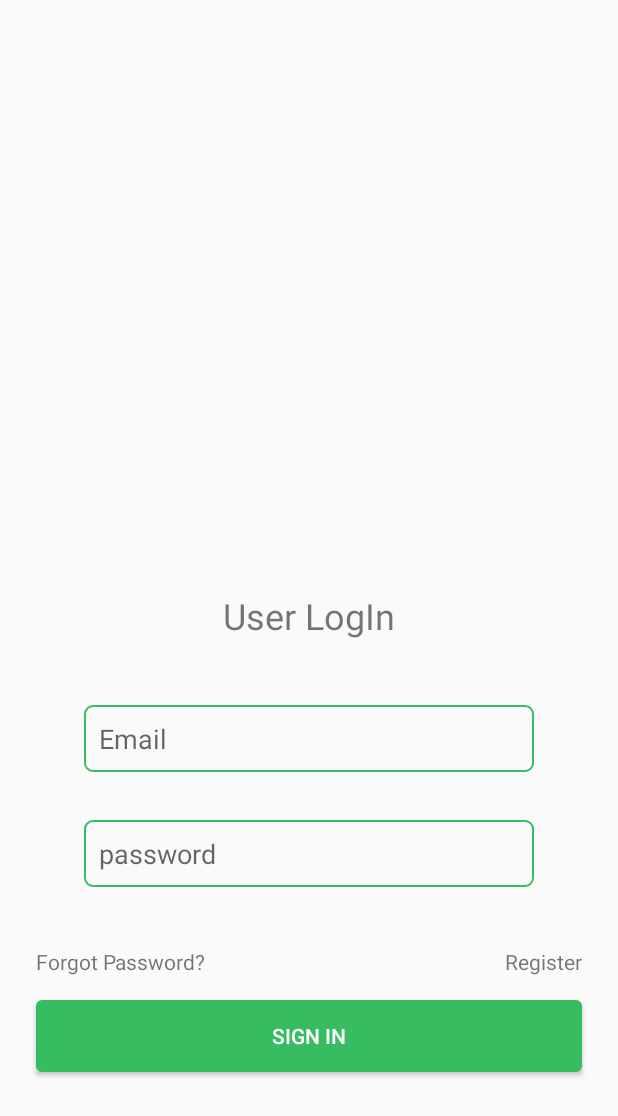
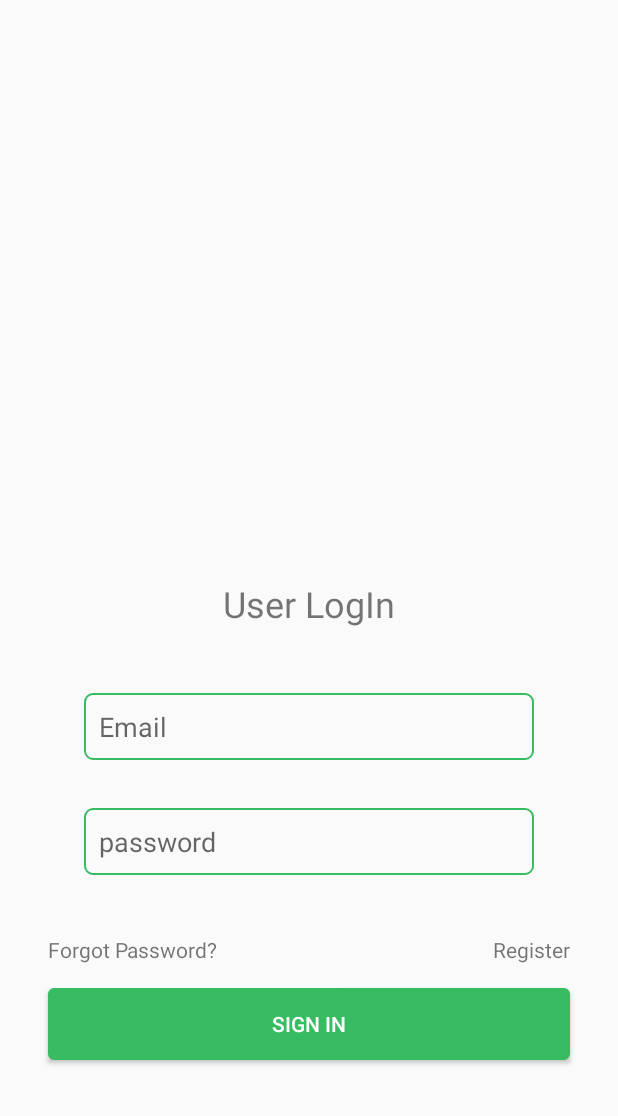
Before and after one commit to Robbie08/ParkSmart, an Android app: the screen it shows after launch (User_LogIn), on a phone screen of 412 x 824 dp. Shown: the top 1116 px of the screen. Run offline under Robolectric (Android 15) with nearby library versions, the phone set to English and light mode, and no system bars; our stand-ins replace Firebase (no records; nobody signed in at launch, a user with empty details on screens opened directly); 1 statement that could not run was skipped.

Commit message:
Chaged padding in xml. Changed fragment instantiation method.

```diff
--- a/app/src/main/java/com/example/robert/parksmart/Activities/SplashScreen.java
+++ b/app/src/main/java/com/example/robert/parksmart/Activities/SplashScreen.java
@@ -21,11 +21,6 @@ public class SplashScreen extends AppCompatActivity {
         protected void onCreate(Bundle savedInstanceState) {
             super.onCreate(savedInstanceState);
             setContentView(R.layout.splash_screen);
-
-            firebaseAuth = FirebaseAuth.getInstance(); //create an instance of the FirebaseAuth class
-
-
-
 
 //            //create an action bar object that will utilize the support methods
 //            ActionBar actionBar = getSupportActionBar();
--- a/app/src/main/res/layout/user_login_activity.xml
+++ b/app/src/main/res/layout/user_login_activity.xml
@@ -1,10 +1,10 @@
 <?xml version="1.0" encoding="utf-8"?>
 <RelativeLayout xmlns:android="http://schemas.android.com/apk/res/android"
-    android:layout_width="match_parent" android:layout_height="match_parent"
-    android:paddingBottom="@dimen/activity_vertical_margin"
-    android:paddingLeft="@dimen/activity_horizontal_margin"
-    android:paddingRight="@dimen/activity_horizontal_margin"
-    android:paddingTop="@dimen/activity_vertical_margin">
+    android:layout_width="match_parent"
+    android:layout_height="match_parent"
+    android:padding="16dp"
+    >
+
     <TextView
         android:text="@string/tvSendRegister"
         android:layout_width="wrap_content"
--- a/app/src/main/res/layout/user_registration_activity.xml
+++ b/app/src/main/res/layout/user_registration_activity.xml
@@ -1,10 +1,8 @@
 <?xml version="1.0" encoding="utf-8"?>
 <RelativeLayout xmlns:android="http://schemas.android.com/apk/res/android"
     android:layout_width="match_parent" android:layout_height="match_parent"
-    android:paddingBottom="@dimen/activity_vertical_margin"
-    android:paddingLeft="@dimen/activity_horizontal_margin"
-    android:paddingRight="@dimen/activity_horizontal_margin"
-    android:paddingTop="@dimen/activity_vertical_margin">
+    android:padding="16dp"
+  >
 
     <TextView
         android:text="@string/tvSendLogIn"
--- a/app/src/main/res/layout/user_reset_password_activity.xml
+++ b/app/src/main/res/layout/user_reset_password_activity.xml
@@ -7,7 +7,8 @@
         android:layout_height="wrap_content"
         android:orientation="vertical"
         android:gravity="center"
-        android:padding="@dimen/activity_horizontal_margin">
+        android:padding ="16dp"
+       >
 
 
         <TextView
@@ -25,7 +26,7 @@
             android:layout_marginBottom="10dp"
             android:gravity="center"
             android:layout_gravity="center_horizontal"
-            android:padding="@dimen/activity_horizontal_margin"
+            android:padding="16dp"
             android:text="@string/forgot_password_msg"
             android:textSize="14sp"/>
 
```
Also changed, not shown: app/src/main/java/com/example/robert/parksmart/Fragments/Fragment_Map.java (+26 -5 lines), app/src/main/java/com/example/robert/parksmart/MainActivity.java (+27 -19 lines).
